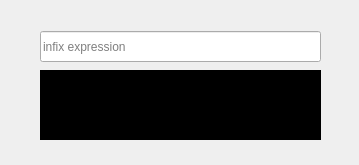
Qt form selesdepselesnul/main.ui (selesdepselesnul/rpn-p) before a commit.
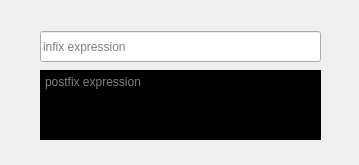
The same form after that commit.

What changed in the file:
```diff
--- a/selesdepselesnul/main.ui
+++ b/selesdepselesnul/main.ui
@@ -27,6 +27,9 @@
    </property>
   </widget>
   <widget class="QTextEdit" name="postfix_expr_text_edit">
+   <property name="enabled">
+    <bool>true</bool>
+   </property>
    <property name="geometry">
     <rect>
      <x>40</x>
@@ -39,6 +42,12 @@
     <string notr="true">background-color: rgb(0, 0, 0);
 color: rgb(255, 255, 255);</string>
    </property>
+   <property name="textInteractionFlags">
+    <set>Qt::TextSelectableByKeyboard|Qt::TextSelectableByMouse</set>
+   </property>
+   <property name="placeholderText">
+    <string>postfix expression</string>
+   </property>
   </widget>
  </widget>
  <resources/>
```
